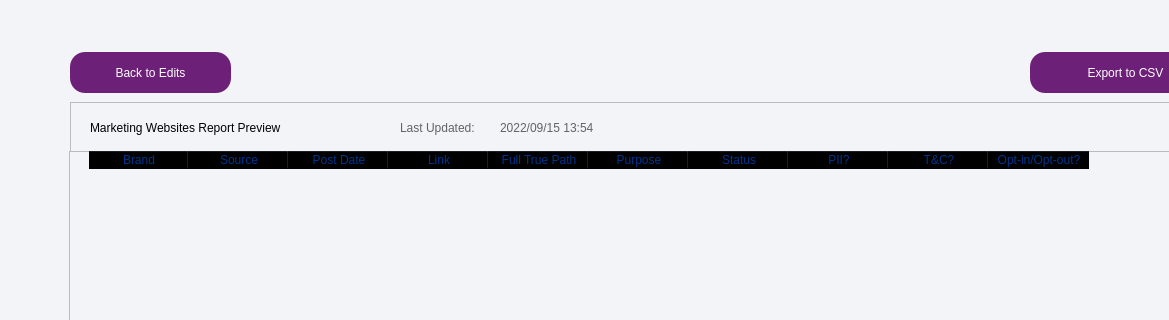
Old version of the form MainPageUI.ui in the repository hayleywhsham/ISOM4400_FYP; both pictures show x 0 to 1169 and y 188 to 508 of the 1280 by 720 pixel window.
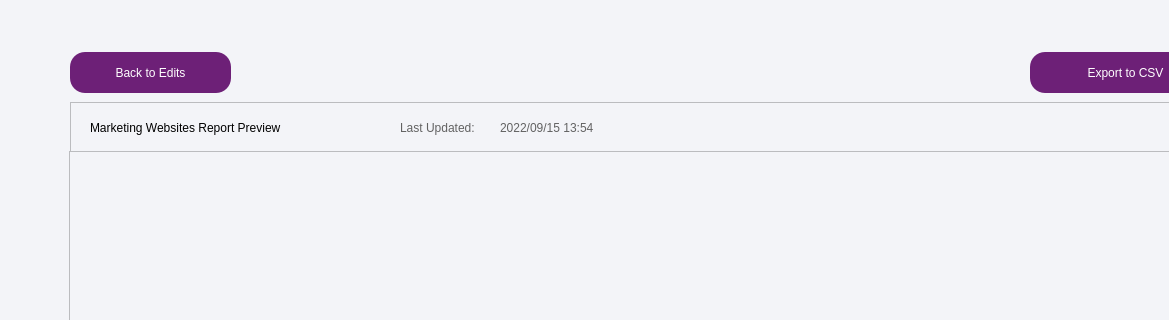
New version of the form. The open tabs and pages were chosen to show the change. Icons and pictures are not drawn.

Commit message: update UI: show horizontal Header for UI page 2

Patch:
```diff
--- a/MainPageUI.ui
+++ b/MainPageUI.ui
@@ -3510,7 +3510,7 @@
          <bool>false</bool>
         </property>
         <attribute name="horizontalHeaderVisible">
-         <bool>true</bool>
+         <bool>false</bool>
         </attribute>
         <attribute name="horizontalHeaderCascadingSectionResizes">
          <bool>true</bool>
@@ -3525,7 +3525,7 @@
          <bool>false</bool>
         </attribute>
         <attribute name="verticalHeaderVisible">
-         <bool>true</bool>
+         <bool>false</bool>
         </attribute>
         <attribute name="verticalHeaderCascadingSectionResizes">
          <bool>false</bool>
```
Left out of the diff: 4 changed lines with no effect on the pictures.
